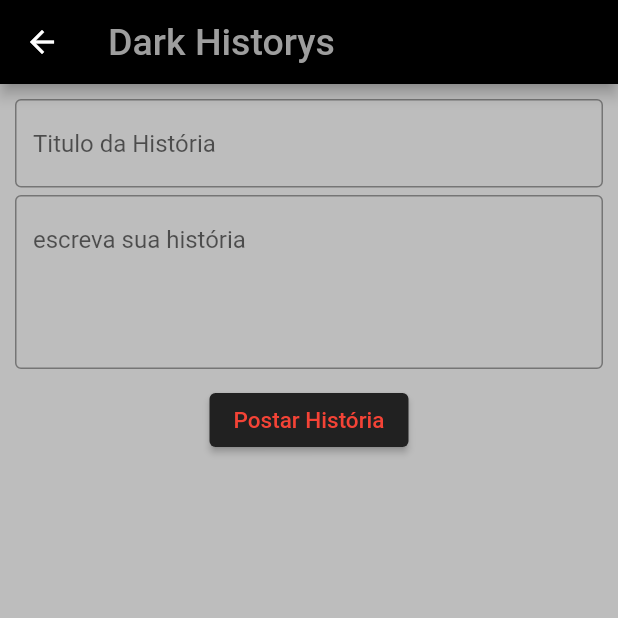
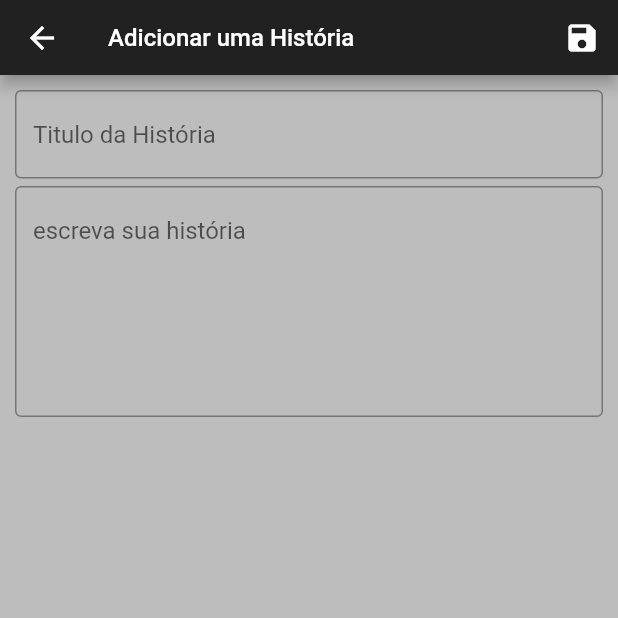
Before and after one commit to JhonatanAzevedo/projeto_app_dark_history, a Flutter app: the AddHistory screen opened by its route, on a phone screen of 412 x 824 dp, the top half of it. Run offline on Flutter 3.47's test engine with Material 2 defaults, Android fonts, the phone set to English and light mode, and no system bars; our stand-ins replace dio, get, google_fonts; Roboto replaces fonts that are missing (Eater).

Commit message:
alteraçaoes delete, ver historias na proxima tela

```diff
--- a/lib/App/add_historys.dart
+++ b/lib/App/add_historys.dart
@@ -36,17 +36,33 @@ class _AddHistoryState extends State<AddHistory> {
   @override
   Widget build(BuildContext context) {
     return Scaffold(
-      appBar: AppBar(
-        title: Text(
-          'Dark Historys',
-          style: GoogleFonts.eater(
-            textStyle: TextStyle(
-              color: Colors.grey,
-              fontSize: 25,
+      appBar: PreferredSize(
+        preferredSize: Size.fromHeight(50),
+        child: AppBar(
+          backgroundColor: Colors.grey[900],
+          title: Text(
+            'Adicionar uma História',
+            style: GoogleFonts.eater(
+              textStyle: TextStyle(
+                color: Colors.white,
+                fontSize: 16,
+              ),
             ),
           ),
+          actions: <Widget>[
+            IconButton(
+              icon: const Icon(Icons.save),
+              onPressed: () async {
+                ScaffoldMessenger.of(context).showSnackBar(
+                    const SnackBar(content: Text('Historia adicionada')));
+                final titulo = tituloController.text;
+                final corpo = corpoController.text;
+                await addHistorys(titulo, corpo);
+                Navigator.of(context).pushReplacementNamed('/list');
+              },
+            )
+          ],
         ),
-
       ),
       body: Container(
         width: MediaQuery.of(context).size.width,
@@ -54,8 +70,8 @@ class _AddHistoryState extends State<AddHistory> {
         color: Colors.grey[400],
         padding: EdgeInsets.all(10),
         child: Column(
-        mainAxisAlignment: MainAxisAlignment.start ,
-        crossAxisAlignment: CrossAxisAlignment.center,
+          mainAxisAlignment: MainAxisAlignment.start,
+          crossAxisAlignment: CrossAxisAlignment.center,
           children: <Widget>[
             TextField(
               decoration: InputDecoration(
@@ -77,16 +93,16 @@ class _AddHistoryState extends State<AddHistory> {
                       color: Colors.black,
                     ),
                   )),
-              maxLines: 4,
+              maxLines: 6,
               controller: corpoController,
             ),
-            SizedBox(height: 10),
-            ElevatedButton(
+            // SizedBox(height: 10),
+            /*  ElevatedButton(
                 onPressed: () async {
                   final titulo = tituloController.text;
                   final corpo = corpoController.text;
                   await addHistorys(titulo, corpo);
-                  Navigator.of(context).pushNamed('/list');
+                  Navigator.of(context).pushReplacementNamed('/list');
                 },
                 child: Text(
                   "Postar História",
@@ -96,7 +112,7 @@ class _AddHistoryState extends State<AddHistory> {
                       color: Colors.red[500],
                     ),
                   ),
-                )),
+                )), */
           ],
         ),
       ),
--- a/lib/App/app_widget.dart
+++ b/lib/App/app_widget.dart
@@ -6,7 +6,6 @@ import 'package:flutter/material.dart';
 import 'add_historys.dart';
 
 class Appwidget extends StatelessWidget {
-  const Appwidget({Key? key}) : super(key: key);
 
   @override
   Widget build(BuildContext context) {
--- a/lib/App/models/list_model.dart
+++ b/lib/App/models/list_model.dart
@@ -17,7 +17,6 @@ class HistoryModel {
 }
 
 
-
 class RespModel {
   final String? resp;
 
--- a/pubspec.yaml
+++ b/pubspec.yaml
@@ -30,8 +30,8 @@ dependencies:
   # Use with the CupertinoIcons class for iOS style icons.
   cupertino_icons: ^1.0.2
   dio: ^4.0.0
-  http: 0.13.3
   google_fonts: ^2.1.0
+  get: ^4.3.8
 
 dev_dependencies:
   flutter_test:
```
Also changed, not shown: lib/App/controller/history_controller.dart (added, +13 -0 lines), lib/App/home_page.dart (+11 -7 lines), lib/App/list_history.dart (+52 -14 lines), lib/App/show_history.dart (+10 -4 lines), pubspec.lock.
